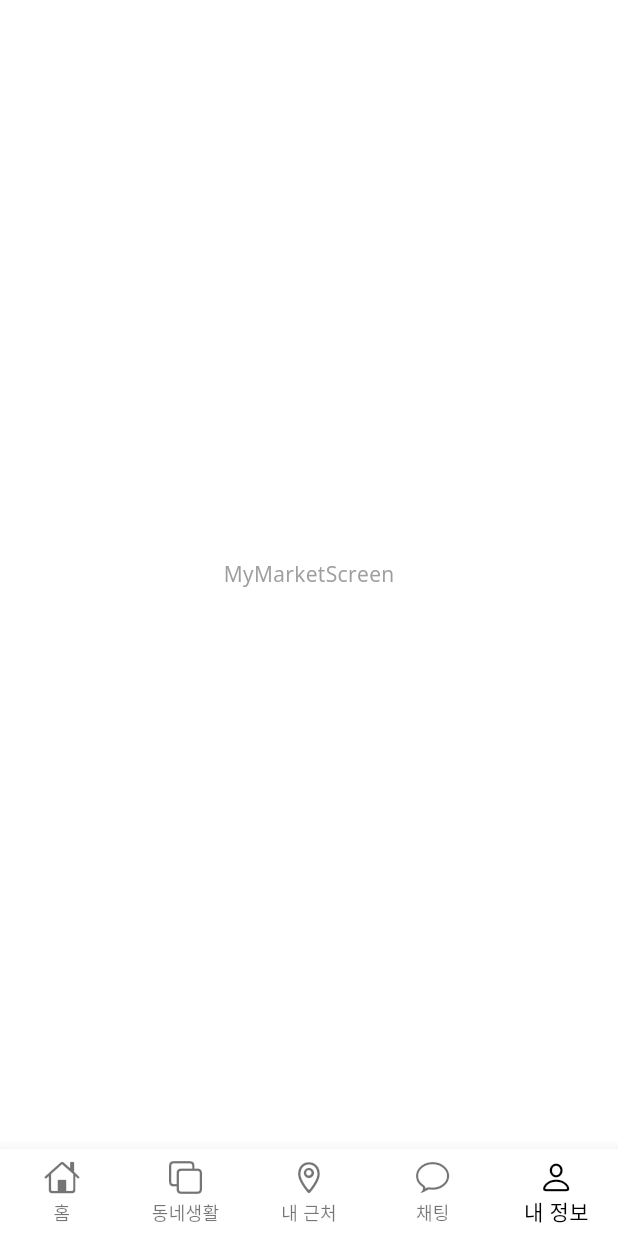
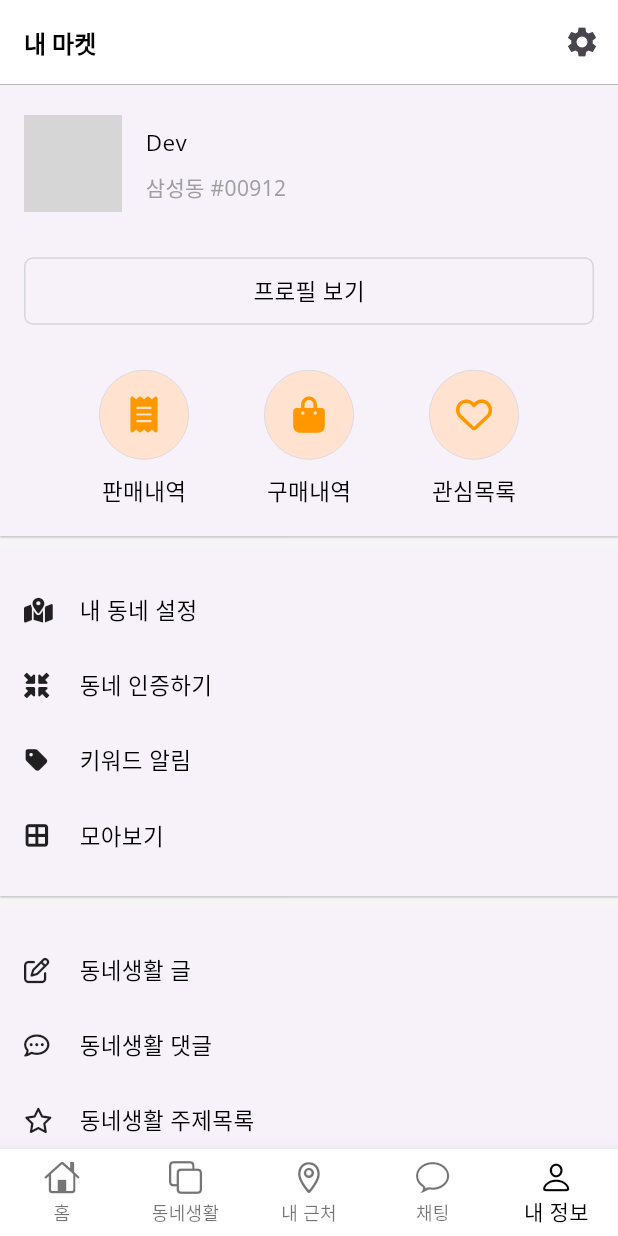
Before and after one commit to trofi92/market_ui_clone, a Flutter app: the screen it shows after launch, item 5 of the bottom bar chosen, on a phone screen of 412 x 824 dp. Run offline on Flutter 3.47's test engine with Material 3 defaults, Android fonts, the light colour scheme and no system bars; our stand-ins replace font_awesome_flutter, google_fonts; network calls fail; grey boxes are pictures that could not be loaded.

Commit message:
day002 : 프로필화면 ui 구성

```diff
--- /dev/null
+++ b/lib/models/icon_menu.dart
@@ -0,0 +1,27 @@
+import 'package:flutter/material.dart';
+import 'package:font_awesome_flutter/font_awesome_flutter.dart';
+
+class IconMenu {
+  final String title;
+  final IconData iconData;
+
+  IconMenu({required this.title, required this.iconData});
+}
+
+final List<IconMenu> iconMenu1 = [
+  IconMenu(title: '내 동네 설정', iconData: FontAwesomeIcons.mapLocationDot),
+  IconMenu(title: '동네 인증하기', iconData: FontAwesomeIcons.minimize),
+  IconMenu(title: '키워드 알림', iconData: FontAwesomeIcons.tag),
+  IconMenu(title: '모아보기', iconData: FontAwesomeIcons.borderAll),
+];
+
+final List<IconMenu> iconMenu2 = [
+  IconMenu(title: '동네생활 글', iconData: FontAwesomeIcons.penToSquare),
+  IconMenu(title: '동네생활 댓글', iconData: FontAwesomeIcons.commentDots),
+  IconMenu(title: '동네생활 주제목록', iconData: FontAwesomeIcons.star),
+];
+
+final List<IconMenu> iconMenu3 = [
+  IconMenu(title: '비즈 프로필 관리', iconData: FontAwesomeIcons.store),
+  IconMenu(title: '지역광고', iconData: FontAwesomeIcons.bullhorn),
+];
--- a/lib/screens/main_screens.dart
+++ b/lib/screens/main_screens.dart
@@ -2,7 +2,7 @@ import 'package:flutter/cupertino.dart';
 import 'package:flutter/material.dart';
 import 'package:market_ui_clone/screens/chat/chat_screen.dart';
 import 'package:market_ui_clone/screens/home/home_screen.dart';
-import 'package:market_ui_clone/screens/my_market/my_market.dart';
+import 'package:market_ui_clone/screens/my_market/my_market_screen.dart';
 import 'package:market_ui_clone/screens/near_me/near_me_screen.dart';
 import 'package:market_ui_clone/screens/neighborhood_life/neighborhood_life_screen.dart';
 
--- /dev/null
+++ b/lib/screens/my_market/components/card_icon_menu.dart
@@ -0,0 +1,44 @@
+import 'package:flutter/material.dart';
+import 'package:market_ui_clone/models/icon_menu.dart';
+import 'package:market_ui_clone/theme.dart';
+
+class CardIconMenu extends StatelessWidget {
+  final List<IconMenu> iconMenuList;
+  const CardIconMenu({super.key, required this.iconMenuList});
+
+  @override
+  Widget build(BuildContext context) {
+    return Card(
+      elevation: 0.5,
+      margin: EdgeInsets.zero,
+      shape: RoundedRectangleBorder(
+        borderRadius: BorderRadius.circular(0.0),
+      ),
+      child: Padding(
+        padding: const EdgeInsets.all(16.0),
+        child: Column(
+          children: List.generate(
+            iconMenuList.length,
+            (index) => _buildRowIconItem(
+              iconMenuList[index].title,
+              iconMenuList[index].iconData,
+            ),
+          ),
+        ),
+      ),
+    );
+  }
+}
+
+Widget _buildRowIconItem(String title, IconData iconData) {
+  return SizedBox(
+    height: 50,
+    child: Row(
+      children: [
+        Icon(iconData, size: 17),
+        SizedBox(width: 20),
+        Text(title, style: textTheme().titleMedium),
+      ],
+    ),
+  );
+}
--- /dev/null
+++ b/lib/screens/my_market/components/my_market_header.dart
@@ -0,0 +1,120 @@
+import 'package:flutter/material.dart';
+import 'package:font_awesome_flutter/font_awesome_flutter.dart';
+import 'package:market_ui_clone/theme.dart';
+
+class MyMarketHeader extends StatelessWidget {
+  const MyMarketHeader({super.key});
+
+  @override
+  Widget build(BuildContext context) {
+    return Card(
+      elevation: 0.5,
+      margin: EdgeInsets.zero,
+      shape: RoundedRectangleBorder(
+        borderRadius: BorderRadius.circular(0.0),
+      ),
+      child: Padding(
+        padding: EdgeInsets.symmetric(horizontal: 16.0, vertical: 20.0),
+        child: Column(
+          children: [
+            _buildProdfileRow(),
+            SizedBox(height: 30.0),
+            _buildProdfileButton(),
+            SizedBox(height: 30.0),
+            Row(
+              mainAxisAlignment: MainAxisAlignment.spaceEvenly,
+              children: [
+                _buildRoundTextButton('판매내역', FontAwesomeIcons.receipt),
+                _buildRoundTextButton('구매내역', FontAwesomeIcons.bagShopping),
+                _buildRoundTextButton('관심목록', FontAwesomeIcons.heart),
+              ],
+            ),
+          ],
+        ),
+      ),
+    );
+  }
+}
+
+Widget _buildProdfileRow() {
+  return Row(
+    children: [
+      Stack(
+        children: [
+          SizedBox(
+              width: 65,
+              height: 65,
+              child: ClipRRect(
+                  borderRadius: BorderRadius.circular(32.5),
+                  child: Image.network(
+                      'https://avatars.githubusercontent.com/u/84131398?v=4',
+                      fit: BoxFit.cover))),
+          Positioned(
+            right: 0,
+            bottom: 0,
+            child: Container(
+              height: 20,
+              width: 20,
+              decoration: BoxDecoration(
+                color: Colors.grey[100],
+                borderRadius: BorderRadius.circular(15),
+              ),
+              child: Icon(
+                Icons.camera_alt_outlined,
+                size: 15,
+              ),
+            ),
+          ),
+        ],
+      ),
+      SizedBox(width: 16),
+      Column(
+        crossAxisAlignment: CrossAxisAlignment.start,
+        children: [
+          Text('Dev', style: textTheme().titleMedium),
+          SizedBox(height: 10),
+          Text('삼성동 #00912')
+        ],
+      ),
+    ],
+  );
+}
+
+Widget _buildProdfileButton() {
+  //GestureDetector와 비슷하지만, InkWell은 Material Design의 물결효과 제공
+  return InkWell(
+    onTap: () {},
+    child: Container(
+      decoration: BoxDecoration(
+        border: Border.all(color: Color(0xffd4d5dd), width: 1.0),
+        borderRadius: BorderRadius.circular(6.0),
+      ),
+      height: 45,
+      child: Center(
+        child: Text(
+          '프로필 보기',
+          style: textTheme().titleMedium,
+        ),
+      ),
+    ),
+  );
+}
+
+Widget _buildRoundTextButton(String title, IconData iconData) {
+  return Column(
+    children: [
+      Container(
+        height: 60,
+        width: 60,
+        decoration: BoxDecoration(
+          color: Color.fromRGBO(255, 226, 208, 1),
+          border: Border.all(color: Color(0xffd4d5dd), width: 0.5),
+          borderRadius: BorderRadius.circular(30.0),
+        ),
+        child: Icon(iconData, color: Colors.orange),
+      ),
+      SizedBox(height: 10),
+      Text(title, style: textTheme().titleMedium),
+    ],
+  );
+}
--- a/lib/screens/my_market/my_market.dart
+++ /dev/null
@@ -1,10 +0,0 @@
-import 'package:flutter/material.dart';
-
-class MyMarketScreen extends StatelessWidget {
-  const MyMarketScreen({super.key});
-
-  @override
-  Widget build(BuildContext context) {
-    return Center(child: Text("MyMarketScreen"));
-  }
-}
--- /dev/null
+++ b/lib/screens/my_market/my_market_screen.dart
@@ -0,0 +1,43 @@
+import 'package:flutter/material.dart';
+import 'package:market_ui_clone/models/icon_menu.dart';
+import 'package:market_ui_clone/screens/my_market/components/card_icon_menu.dart';
+import 'package:market_ui_clone/screens/my_market/components/my_market_header.dart';
+
+class MyMarketScreen extends StatelessWidget {
+  const MyMarketScreen({super.key});
+
+  @override
+  Widget build(BuildContext context) {
+    return Scaffold(
+      backgroundColor: Colors.grey[100],
+      appBar: AppBar(
+        title: Text("내 마켓"),
+        actions: [
+          IconButton(
+            icon: Icon(Icons.settings),
+            onPressed: () {},
+          ),
+        ],
+        bottom: PreferredSize(
+          preferredSize: Size.fromHeight(0.5),
+          child: Divider(
+            thickness: 0.5,
+            height: 0.5,
+            color: Colors.grey,
+          ),
+        ),
+      ),
+      body: ListView(
+        children: [
+          MyMarketHeader(),
+          SizedBox(height: 8.0),
+          CardIconMenu(iconMenuList: iconMenu1),
+          SizedBox(height: 8.0),
+          CardIconMenu(iconMenuList: iconMenu2),
+          SizedBox(height: 8.0),
+          CardIconMenu(iconMenuList: iconMenu3),
+        ],
+      ),
+    );
+  }
+}
```
